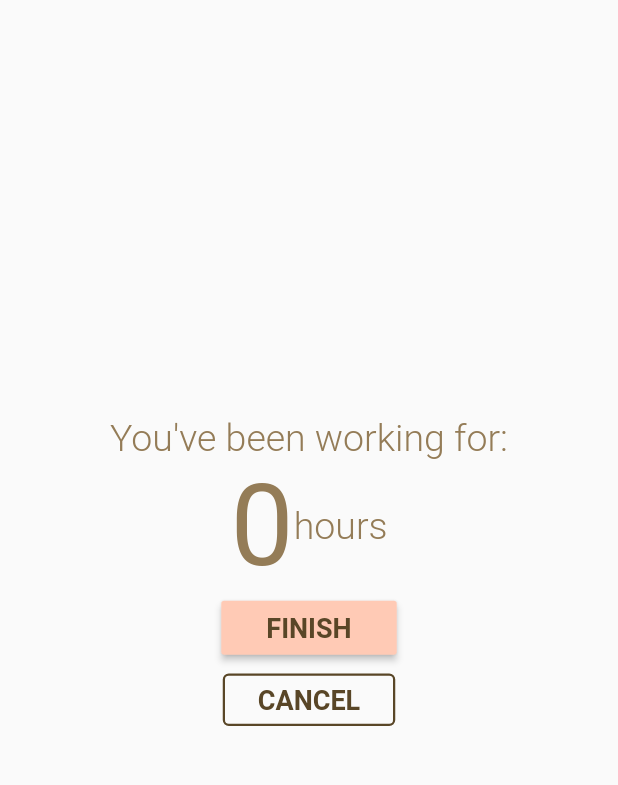
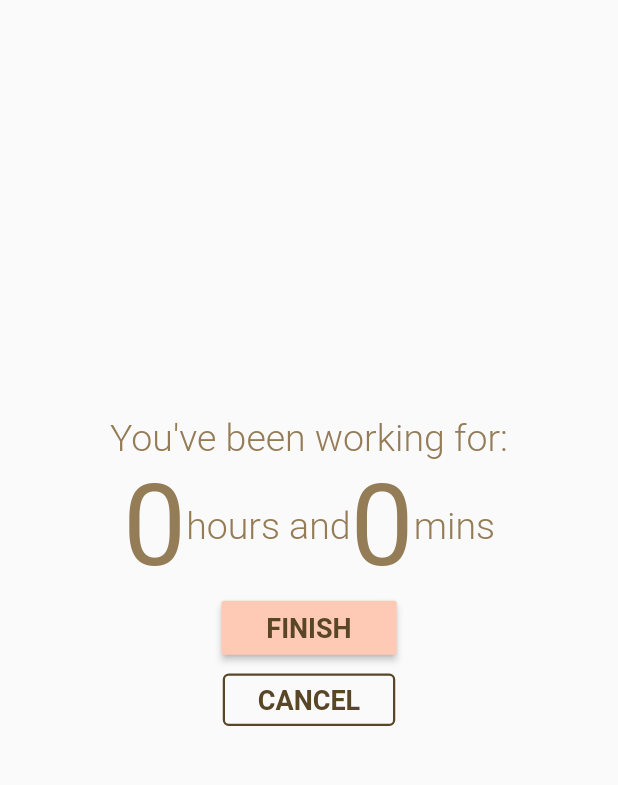
Before and after one commit to vmanun/workd-app, a Flutter app: the screen it shows after launch, after a tap on "BEGIN", on a phone screen of 412 x 824 dp, the part 84-869 px from its top. Run offline on Flutter 3.47's test engine with Material 2 defaults, Android fonts, the phone set to English and light mode, and no system bars.

Commit message:
changed the totalHours prop for both hours and minutes support

```diff
--- a/lib/hoursCounter.dart
+++ b/lib/hoursCounter.dart
@@ -2,62 +2,78 @@ import 'dart:async';
 import 'package:flutter/material.dart';
 import 'package:workd/appTheme.dart';
 import 'package:workd/resultsView.dart';
+import 'package:workd/manualHoursInput.dart';
 import 'package:workd/hoursData.dart';
 
 // TODO: The HoursCounter state needs some refactoring. Divide the counter from the first page
 /// The main view of the app. Displays and activates
 /// the counter when ready.
-class HoursCounter extends StatefulWidget {
+class HoursCounter extends StatefulWidget{
   HoursCounter();
 
   @override
   createState() => _HoursCounterState();
 }
 
-class _HoursCounterState extends State<HoursCounter> {
-  int _totalHours;
-  bool _isActive;
-  bool _isVisible;
-  bool _aSessionExistsToday;
-  Stream<int> _counter;
+class _HoursCounterState extends State<HoursCounter> with AutomaticKeepAliveClientMixin {
+  List<int>          _totalHours;
+  bool               _isActive = false;
+  bool               _isVisible;
+  bool               _aSessionExistsToday;
+  bool               _toManualInput = false;
+  Stream<int>        _counter;
   StreamSubscription _counterListener;
+  DateTime           _startTime;
 
   @override
   void initState() {
     super.initState();
-    _totalHours = 0;
+    _totalHours = [0, 0];
     _isActive = false;
+    updateKeepAlive();
     _isVisible = false;
+    _toManualInput = false;
   }
+
+  @override
+  bool get wantKeepAlive => _isActive;
 
   ///Starts counting the hours
   void _startCounter() => setState(() {
         _isVisible = true;
+        _startTime = DateTime.now();
         _counter = Stream.periodic(
             Duration(
-              hours: 1,
+              minutes: 1,
             ),
             (time) => time);
         _counterListener =
-            _counter.listen((t) => setState(() => _totalHours = t));
+            _counter.listen((t) => setState(() {
+              _totalHours[0] = DateTime.now().hour -_startTime.hour;
+              _totalHours[1] = DateTime.now().minute -_startTime.minute;
+            }));
         _fade(true);
       });
 
   ///stops and resets the counter state
   void _resetCounter() => setState(() {
         _isVisible = false;
+        _startTime = null;
         _counterListener.cancel();
         _counterListener = null;
         _counter = null;
-        _totalHours = 0;
+        _totalHours[0] = 0;
+        _totalHours[1] = 0;
         _fade(false);
       });
 
   ///stops and opens the results screen
   void _finishCounter() => setState(() {
         _isVisible = false;
+        _totalHours[0] = DateTime.now().hour -_startTime.hour;
+        _totalHours[1] = DateTime.now().minute -_startTime.minute;
         _fade(false);
-        if (_totalHours > 1)
+        if (_totalHours[0] > 1)
           _toResultsRoute(false);
         else
           _toResultsRoute(true);
@@ -71,27 +87,37 @@ class _HoursCounterState extends State<HoursCounter> {
           context,
           MaterialPageRoute(
               builder: (BuildContext context) => ResultsView(
-                --_totalHours,
+                [--_totalHours[0], _totalHours[1]],
               )));
     } else {
       _counterListener.pause();
       await Navigator.push(
           context,
           MaterialPageRoute(
-              builder: (BuildContext context) => ResultsView(-1)));
+              builder: (BuildContext context) => ResultsView([-1, -1])));
     }
     setState(() {
       _counterListener.cancel();
       _counterListener = null;
       _counter = null;
-      _totalHours = 0;
+      _totalHours[0] = 0;
+      _totalHours[1] = 0;
     });
   }
 
+  void _toManualInputRoute(BuildContext context) => Navigator.push(
+    context,
+    MaterialPageRoute(
+        builder: (BuildContext context) => ManualHoursInput()));
+
+
   ///A function that receives the visibility of the counter itself
-  void _fade(bool value) async => await Future.delayed(
+  void _fade([bool value = true]) async => await Future.delayed(
       const Duration(milliseconds: 200),
-      () => setState(() => _isActive = value));
+      () => setState(() {
+        _isActive = value;
+        updateKeepAlive();
+      }));
 
   ///The counter is ready to be displayed after pressing the BEGIN button
   Widget _counterReady() => AnimatedOpacity(
@@ -125,7 +151,34 @@ class _HoursCounterState extends State<HoursCounter> {
                       textAlign: TextAlign.center,
                       style: AppTheme.button,
                     ))),
-              ))
+              )),
+          MaterialButton(
+            onPressed: () async {
+              final sessionExists = await checkForSessionsToday();
+              if (!sessionExists) _toManualInputRoute(context);
+              setState(() {
+                _aSessionExistsToday = sessionExists;
+                _toManualInput = true;
+                });
+            },
+            minWidth: 0.0,
+            padding: EdgeInsets.symmetric(horizontal: 0.0),
+            splashColor: AppTheme.splashColor,
+            child: Container(
+                decoration: BoxDecoration(
+                  border: Border.all(color: AppTheme.secondary, width: 1.5),
+                  borderRadius: BorderRadius.all(Radius.circular(4.0)),
+                ),
+                margin: EdgeInsets.symmetric(horizontal: 0.0),
+                width: 155.0,
+                height: 55.0,
+                child: Center(
+                    child: Text(
+                  'ADD A SESSION MANUALLY',
+                  textAlign: TextAlign.center,
+                  style: AppTheme.button,
+                ))),
+            ),
         ],
       ));
 
@@ -149,12 +202,22 @@ class _HoursCounterState extends State<HoursCounter> {
                 crossAxisAlignment: CrossAxisAlignment.center,
                 children: <Widget>[
                   Text(
-                    '$_totalHours',
+                    '${_totalHours[0]}',
                     style: AppTheme.counterText,
                     textAlign: TextAlign.center,
                   ),
                   Text(
-                    'hours',
+                    'hours and',
+                    textAlign: TextAlign.center,
+                    style: AppTheme.headingOne,
+                  ),
+                  Text(
+                    '${_totalHours[1]}',
+                    style: AppTheme.counterText,
+                    textAlign: TextAlign.center,
+                  ),
+                  Text(
+                    'mins',
                     textAlign: TextAlign.center,
                     style: AppTheme.headingOne,
                   ),
@@ -210,7 +273,8 @@ class _HoursCounterState extends State<HoursCounter> {
         FlatButton(
             onPressed: () => setState(() {
                 _aSessionExistsToday = false;
-                _startCounter();
+                if(_toManualInput) _toManualInputRoute(context);
+                else _startCounter();
               }),
             splashColor: AppTheme.splashColor,
             child: Text(
@@ -232,6 +296,7 @@ class _HoursCounterState extends State<HoursCounter> {
 
   @override
   Widget build(BuildContext context) {
+    super.build(context);
     return _aSessionExistsToday != null && _aSessionExistsToday ?
            _showDialog() :
            _isActive ? _counterActive() : _counterReady();
```
